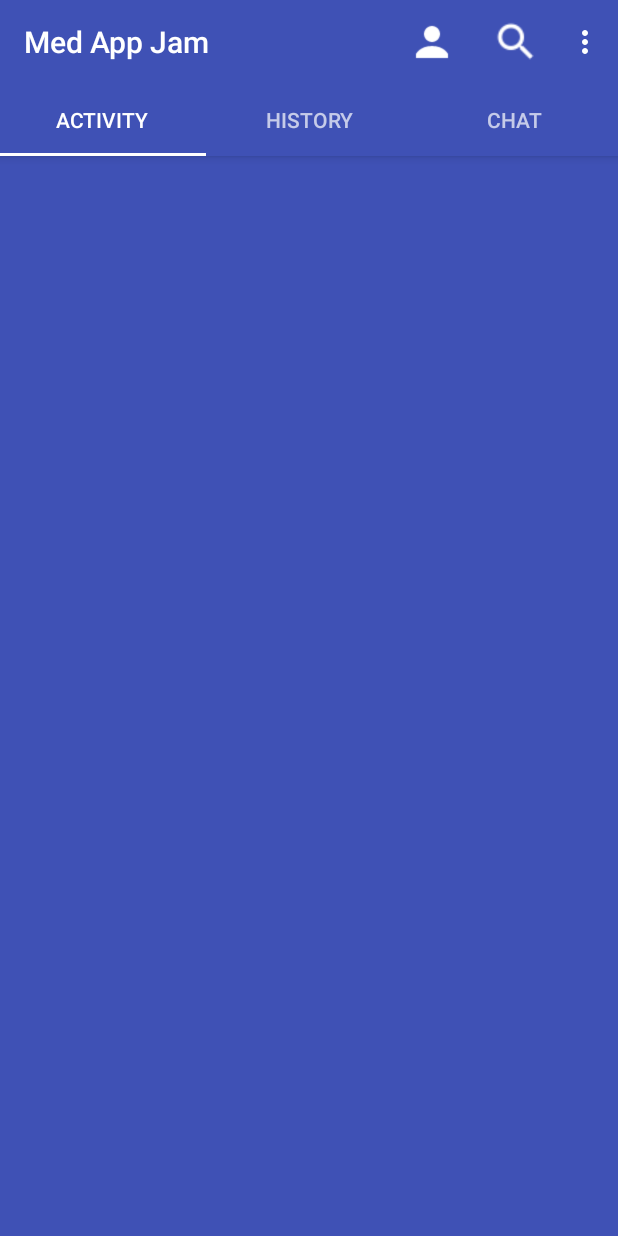
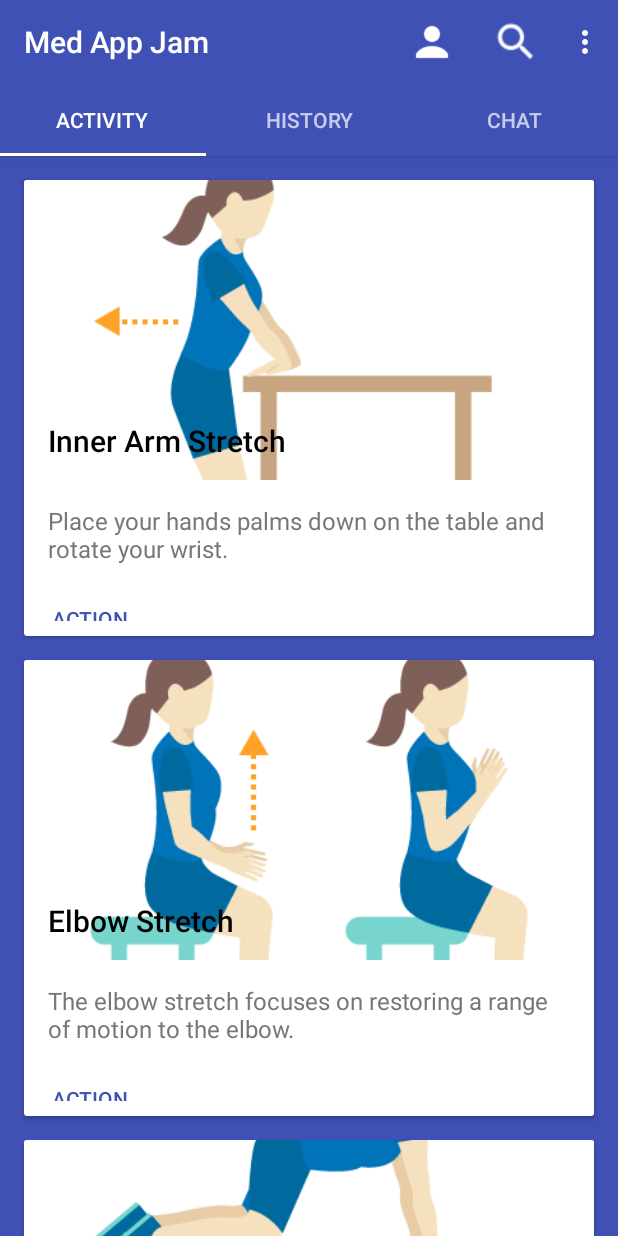
Before and after one commit to mingh2/MedAppJam, an Android app: the screen it shows after launch (MainActivity), on a phone screen of 412 x 824 dp. Run offline under Robolectric (Android 15) with nearby library versions, the phone set to English and light mode, and no system bars.

Commit message:
Activity Update

```diff
--- a/app/src/main/java/com/example/mingh/medappjam/ActivityFragment.java
+++ b/app/src/main/java/com/example/mingh/medappjam/ActivityFragment.java
@@ -55,9 +55,9 @@ public class ActivityFragment extends Fragment {
         private final Drawable[] mGesturePictures;
         public ContentAdapter(Context context) {
             Resources resources = context.getResources();
-            mGesture = resources.getStringArray(R.arrays.gestures);
+            mGesture = resources.getStringArray(R.array.gesture);
             mGestureDesc = resources.getStringArray(R.array.gesture_desc);
-            TypedArray a = resources.obtainTypedArray(R.array.places_picture);
+            TypedArray a = resources.obtainTypedArray(R.array.gesture_picture);
             mGesturePictures = new Drawable[a.length()];
             for (int i = 0; i < mGesturePictures.length; i++) {
                 mGesturePictures[i] = a.getDrawable(i);
--- a/app/src/main/res/layout/item_activity.xml
+++ b/app/src/main/res/layout/item_activity.xml
@@ -35,8 +35,7 @@
             android:id="@+id/card_image"
             android:layout_width="match_parent"
             android:layout_height="@dimen/card_image_height"
-            android:scaleType="centerCrop"
-            tools:src="@drawable/a" />
+            android:scaleType="centerCrop" />
 
         <TextView
             android:id="@+id/card_title"
@@ -44,7 +43,6 @@
             android:layout_height="@dimen/card_title_height"
             android:layout_alignBottom="@+id/card_image"
             android:layout_marginLeft="@dimen/md_keylines"
-            tools:text="@string/item_title"
             android:textAppearance="@style/TextAppearance.AppCompat.Title"
             android:textColor="@color/black" />
 
@@ -57,7 +55,6 @@
             android:layout_marginTop="@dimen/md_keylines"
             android:layout_marginBottom="@dimen/md_keylines"
             android:layout_marginRight="@dimen/md_keylines"
-            tools:text="@string/item_desc"
             android:ellipsize="end"
             android:textColor="@color/monsoon"
             android:textSize="@dimen/article_subheading" />
--- a/app/src/main/res/values/arrays.xml
+++ b/app/src/main/res/values/arrays.xml
@@ -1,14 +1,14 @@
 <?xml version="1.0" encoding="utf-8"?>
 
 <resources>
-    <string-array name="places">
+    <string-array name="gesture">
         <item>Inner Arm Stretch</item>
         <item>Elbow Stretch</item>
         <item>Crawling Stretch</item>
         <item>Elbow Weight Training</item>
         <item>Seated Pushup</item>
     </string-array>
-    <string-array name="place_desc">
+    <string-array name="gesture_desc">
         <item> Place your hands palms down on the table and rotate your wrist.</item>
         <item>The elbow stretch focuses on restoring a range of motion to the elbow.</item>
         <item>Gently lean your body backwards, keeping your arm position, until you feel a stretch.</item>
@@ -16,7 +16,7 @@
         <item>Sultan Ahmed Mosque is mosque locates in Istabul, Turkey</item>
         <item>Table Mountain is mountain and park locates in Cape Town, South Africa.</item>
     </string-array>
-    <string-array name="place_details">
+    <string-array name="gesture_details">
         <item>For this exercise, place your hands palms down on the table and rotate your wrist
             so your fingers point towards your body. Keeping your elbows straight, slowly move
             your body backwards until you feel a stretch on the inside of the arm. Lean on the
@@ -40,7 +40,7 @@
         </item>
     </string-array>
 
-    <array name="places_picture">
+    <array name="gesture_picture">
         <item>@drawable/innerarmstretch</item>
         <item>@drawable/elbowstretch</item>
         <item>@drawable/crawlingstretch</item>
```
Also changed, not shown: app/src/main/res/values/strings.xml (+0 -12 lines).
